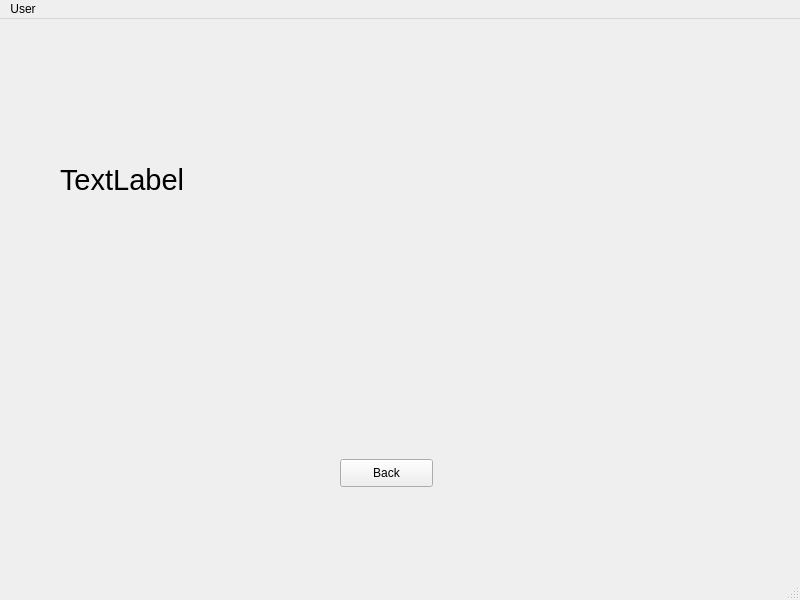
Before: the Qt Designer form users.ui in MdTeach/KU_EL, drawn with Qt 5.
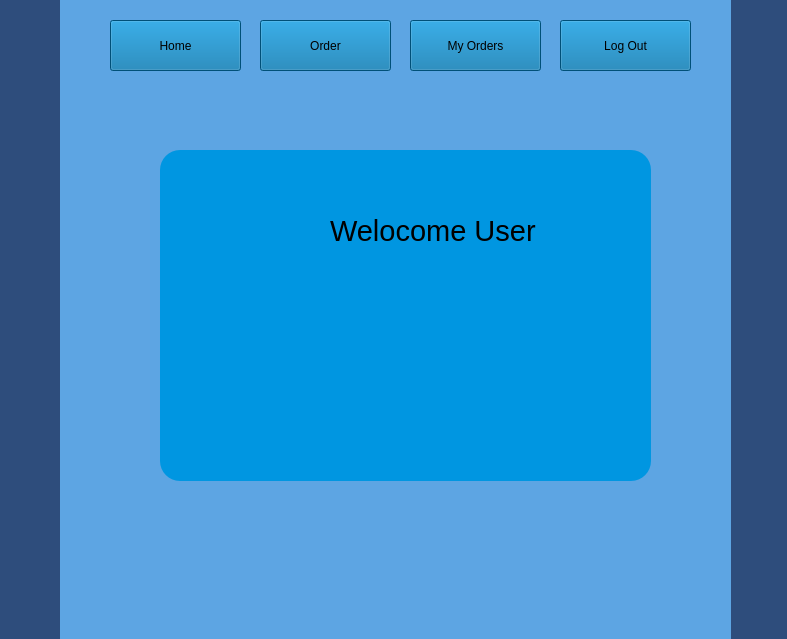
After: the same form once the commit is applied. Icons and pictures are not drawn.

Commit message: User navigation done

What changed in the file:
```diff
--- a/users.ui
+++ b/users.ui
@@ -6,63 +6,262 @@
    <rect>
     <x>0</x>
     <y>0</y>
-    <width>800</width>
-    <height>600</height>
+    <width>787</width>
+    <height>639</height>
    </rect>
   </property>
   <property name="windowTitle">
    <string>MainWindow</string>
   </property>
+  <property name="styleSheet">
+   <string notr="true">QMainWindow
+{
+	background-color: rgb(46, 77, 124);
+	padding:10px;
+}
+
+QPushButton{
+	background-color: rgb(0, 112, 168);
+}</string>
+  </property>
   <widget class="QWidget" name="centralwidget">
    <widget class="QPushButton" name="pushButton">
     <property name="geometry">
      <rect>
-      <x>340</x>
-      <y>440</y>
-      <width>93</width>
-      <height>28</height>
+      <x>560</x>
+      <y>20</y>
+      <width>131</width>
+      <height>51</height>
      </rect>
     </property>
+    <property name="cursor">
+     <cursorShape>PointingHandCursor</cursorShape>
+    </property>
+    <property name="styleSheet">
+     <string notr="true"/>
+    </property>
     <property name="text">
-     <string>Back</string>
+     <string>Log Out</string>
     </property>
    </widget>
-   <widget class="QLabel" name="greetLabel">
+   <widget class="QStackedWidget" name="userStack">
     <property name="geometry">
      <rect>
       <x>60</x>
-      <y>110</y>
-      <width>451</width>
-      <height>101</height>
+      <y>0</y>
+      <width>671</width>
+      <height>701</height>
      </rect>
     </property>
-    <property name="font">
-     <font>
-      <pointsize>22</pointsize>
-     </font>
+    <property name="styleSheet">
+     <string notr="true">background-color: rgb(93, 165, 227);</string>
     </property>
+    <property name="currentIndex">
+     <number>0</number>
+    </property>
+    <widget class="QWidget" name="homePage">
+     <widget class="QFrame" name="frame_2">
+      <property name="geometry">
+       <rect>
+        <x>100</x>
+        <y>150</y>
+        <width>491</width>
+        <height>331</height>
+       </rect>
+      </property>
+      <property name="styleSheet">
+       <string notr="true">background-color: rgb(0, 150, 225);
+border-radius:20</string>
+      </property>
+      <property name="frameShape">
+       <enum>QFrame::StyledPanel</enum>
+      </property>
+      <property name="frameShadow">
+       <enum>QFrame::Raised</enum>
+      </property>
+      <widget class="QFrame" name="frame">
+       <property name="geometry">
+        <rect>
+         <x>20</x>
+         <y>20</y>
+         <width>151</width>
+         <height>141</height>
+        </rect>
+       </property>
+       <property name="styleSheet">
+        <string notr="true">image: url(:/images/img/profile2.png);</string>
+       </property>
+       <property name="frameShape">
+        <enum>QFrame::StyledPanel</enum>
+       </property>
+       <property name="frameShadow">
+        <enum>QFrame::Raised</enum>
+       </property>
+      </widget>
+      <widget class="QLabel" name="greetLabel">
+       <property name="geometry">
+        <rect>
+         <x>170</x>
+         <y>30</y>
+         <width>301</width>
+         <height>101</height>
+        </rect>
+       </property>
+       <property name="font">
+        <font>
+         <pointsize>22</pointsize>
+        </font>
+       </property>
+       <property name="text">
+        <string>Welocome User</string>
+       </property>
+      </widget>
+     </widget>
+    </widget>
+    <widget class="QWidget" name="oderPage">
+     <widget class="QFrame" name="frame_3">
+      <property name="geometry">
+       <rect>
+        <x>100</x>
+        <y>150</y>
+        <width>491</width>
+        <height>331</height>
+       </rect>
+      </property>
+      <property name="styleSheet">
+       <string notr="true">background-color: rgb(0, 150, 225);
+border-radius:20</string>
+      </property>
+      <property name="frameShape">
+       <enum>QFrame::StyledPanel</enum>
+      </property>
+      <property name="frameShadow">
+       <enum>QFrame::Raised</enum>
+      </property>
+      <widget class="QLabel" name="greetLabel_2">
+       <property name="geometry">
+        <rect>
+         <x>160</x>
+         <y>10</y>
+         <width>301</width>
+         <height>101</height>
+        </rect>
+       </property>
+       <property name="font">
+        <font>
+         <pointsize>22</pointsize>
+        </font>
+       </property>
+       <property name="text">
+        <string>Order Now</string>
+       </property>
+      </widget>
+     </widget>
+    </widget>
+    <widget class="QWidget" name="myOrdersPage">
+     <widget class="QFrame" name="frame_4">
+      <property name="geometry">
+       <rect>
+        <x>100</x>
+        <y>150</y>
+        <width>491</width>
+        <height>331</height>
+       </rect>
+      </property>
+      <property name="styleSheet">
+       <string notr="true">background-color: rgb(0, 150, 225);
+border-radius:20</string>
+      </property>
+      <property name="frameShape">
+       <enum>QFrame::StyledPanel</enum>
+      </property>
+      <property name="frameShadow">
+       <enum>QFrame::Raised</enum>
+      </property>
+      <widget class="QLabel" name="greetLabel_3">
+       <property name="geometry">
+        <rect>
+         <x>160</x>
+         <y>10</y>
+         <width>301</width>
+         <height>101</height>
+        </rect>
+       </property>
+       <property name="font">
+        <font>
+         <pointsize>22</pointsize>
+        </font>
+       </property>
+       <property name="text">
+        <string>Your Orders</string>
+       </property>
+      </widget>
+     </widget>
+    </widget>
+   </widget>
+   <widget class="QPushButton" name="myOrdersButton">
+    <property name="geometry">
+     <rect>
+      <x>410</x>
+      <y>20</y>
+      <width>131</width>
+      <height>51</height>
+     </rect>
+    </property>
+    <property name="cursor">
+     <cursorShape>PointingHandCursor</cursorShape>
+    </property>
+    <property name="styleSheet">
+     <string notr="true"/>
+    </property>
     <property name="text">
-     <string>TextLabel</string>
+     <string>My Orders</string>
     </property>
    </widget>
-  </widget>
-  <widget class="QMenuBar" name="menubar">
-   <property name="geometry">
-    <rect>
-     <x>0</x>
-     <y>0</y>
-     <width>800</width>
-     <height>26</height>
-    </rect>
-   </property>
-   <widget class="QMenu" name="menuUser">
-    <property name="title">
-     <string>User</string>
+   <widget class="QPushButton" name="orderButton">
+    <property name="geometry">
+     <rect>
+      <x>260</x>
+      <y>20</y>
+      <width>131</width>
+      <height>51</height>
+     </rect>
     </property>
+    <property name="cursor">
+     <cursorShape>PointingHandCursor</cursorShape>
+    </property>
+    <property name="styleSheet">
+     <string notr="true"/>
+    </property>
+    <property name="text">
+     <string>Order</string>
+    </property>
    </widget>
-   <addaction name="menuUser"/>
+   <widget class="QPushButton" name="homeButton">
+    <property name="geometry">
+     <rect>
+      <x>110</x>
+      <y>20</y>
+      <width>131</width>
+      <height>51</height>
+     </rect>
+    </property>
+    <property name="cursor">
+     <cursorShape>PointingHandCursor</cursorShape>
+    </property>
+    <property name="styleSheet">
+     <string notr="true"/>
+    </property>
+    <property name="text">
+     <string>Home</string>
+    </property>
+   </widget>
+   <zorder>userStack</zorder>
+   <zorder>pushButton</zorder>
+   <zorder>myOrdersButton</zorder>
+   <zorder>orderButton</zorder>
+   <zorder>homeButton</zorder>
   </widget>
-  <widget class="QStatusBar" name="statusbar"/>
  </widget>
  <resources/>
  <connections/>
```
The commit also changes 8 other files.
